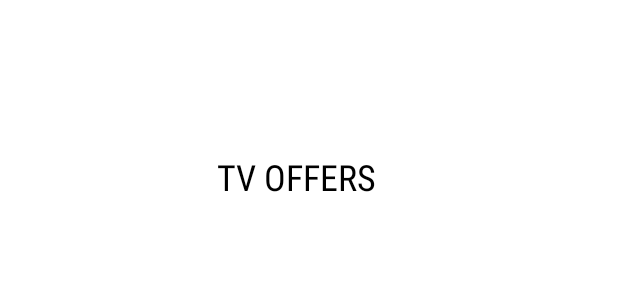
After one commit to bharathitummala/android-first-app, an Android app built with Jetpack Compose: the layout activity_second.xml on its own in the app's theme, with its tools: preview values and no code run, on a phone screen of 412 x 824 dp. The commit adds this screen. Shown: the top 300 px of the screen. Run offline under Robolectric (Android 15) with nearby library versions, the phone set to English and light mode, and no system bars.

Commit message:
added second activity

```diff
--- a/app/build.gradle.kts
+++ b/app/build.gradle.kts
@@ -60,6 +60,8 @@ dependencies {
     implementation("androidx.compose.ui:ui-tooling-preview")
     implementation("androidx.compose.material3:material3")
     implementation("androidx.constraintlayout:constraintlayout:2.1.4")
+    implementation("androidx.appcompat:appcompat:1.6.1")
+    implementation("com.google.android.material:material:1.11.0")
     testImplementation("junit:junit:4.13.2")
     androidTestImplementation("androidx.test.ext:junit:1.1.5")
     androidTestImplementation("androidx.test.espresso:espresso-core:3.5.1")
--- /dev/null
+++ b/app/src/main/res/layout/activity_second.xml
@@ -0,0 +1,29 @@
+<?xml version="1.0" encoding="utf-8"?>
+<androidx.constraintlayout.widget.ConstraintLayout xmlns:android="http://schemas.android.com/apk/res/android"
+    xmlns:app="http://schemas.android.com/apk/res-auto"
+    xmlns:tools="http://schemas.android.com/tools"
+    android:layout_width="match_parent"
+    android:layout_height="match_parent"
+    android:background="#FFFFFF"
+    tools:context=".SecondActivity">
+
+    <TextView
+        android:id="@+id/tvoff"
+        android:layout_width="wrap_content"
+        android:layout_height="wrap_content"
+        android:layout_marginStart="24dp"
+        android:layout_marginTop="16dp"
+        android:layout_marginEnd="16dp"
+        android:layout_marginBottom="16dp"
+        android:background="@color/white"
+        android:fontFamily="sans-serif-condensed"
+        android:text="@string/tv_offer"
+        android:textColor="#000"
+        android:textSize="24sp"
+        app:layout_constraintBottom_toBottomOf="parent"
+        app:layout_constraintEnd_toEndOf="parent"
+        app:layout_constraintHorizontal_bias="0.455"
+        app:layout_constraintStart_toStartOf="parent"
+        app:layout_constraintTop_toTopOf="parent"
+        app:layout_constraintVertical_bias="0.112" />
+</androidx.constraintlayout.widget.ConstraintLayout>
--- a/app/src/main/res/values/strings.xml
+++ b/app/src/main/res/values/strings.xml
@@ -4,4 +4,6 @@
     <string name="type_your_name_here">Type your name here</string>
     <string name="name_value" />
     <string name="btn_submit">Submit</string>
+    <string name="view_offers">VIEW OFFERS</string>
+    <string name="tv_offer">TV OFFERS</string>
 </resources>
--- a/build.gradle.kts
+++ b/build.gradle.kts
@@ -2,4 +2,5 @@
 plugins {
     id("com.android.application") version "8.2.0" apply false
     id("org.jetbrains.kotlin.android") version "1.9.0" apply false
+
 }
```
Also changed, not shown: app/src/main/AndroidManifest.xml (+7 -4 lines), app/src/main/java/com/example/androidtutorial/MainActivity.kt (+24 -12 lines), app/src/main/java/com/example/androidtutorial/SecondActivity.kt (added, +16 -0 lines), app/src/main/res/layout/activity_main.xml (+23 -4 lines).
